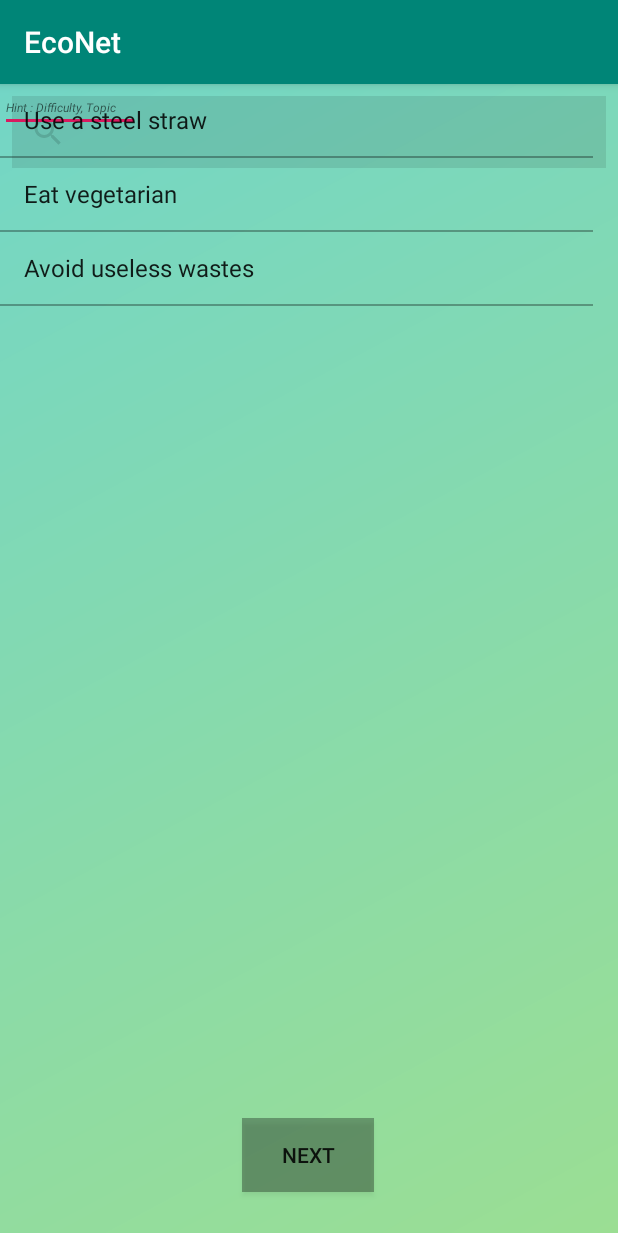
After one commit to marianamatias/EcoNet, an Android app: the AddTaskSearch screen opened directly, with no data from a screen before it, on a phone screen of 412 x 824 dp. The commit adds this screen. Shown: the top 1233 px of the screen. Run offline under Robolectric (Android 15) with nearby library versions, the phone set to English and light mode, and no system bars.

Commit message:
Edit add task

```diff
--- /dev/null
+++ b/app/src/main/java/edu/gatech/econet/AddTaskSearch.java
@@ -0,0 +1,72 @@
+package edu.gatech.econet;
+
+import android.content.Intent;
+import android.support.v7.app.AppCompatActivity;
+import android.os.Bundle;
+import android.view.View;
+import android.widget.AdapterView;
+import android.widget.ArrayAdapter;
+import android.widget.Button;
+import android.widget.EditText;
+import android.widget.ListView;
+import android.widget.SearchView;
+import android.widget.TextView;
+import android.widget.Toast;
+
+import org.w3c.dom.Text;
+
+import java.util.ListResourceBundle;
+
+import static android.view.View.VISIBLE;
+
+public class AddTaskSearch extends AppCompatActivity {
+    SearchView searchView;
+    ListView listTasks;
+    EditText hint;
+    Button button;
+    // Hard coded listview to get to use the bundle and retrieve information to next activity
+    String proposedTasks[] = new String [] {"Use a steel straw","Eat vegetarian","Avoid useless wastes"};
+
+    public void show(View view){
+        listTasks.setVisibility(View.VISIBLE);
+
+    }
+    @Override
+    protected void onCreate(Bundle savedInstanceState) {
+        super.onCreate(savedInstanceState);
+        setContentView(R.layout.activity_add_task_search);
+        hint = (EditText) findViewById(R.id.hintSearch);
+        listTasks = (ListView) findViewById(R.id.listFound);
+        searchView = (SearchView) findViewById(R.id.tasksearch);
+        button = (Button) findViewById(R.id.nextAct);
+        ArrayAdapter<String> adapter=new ArrayAdapter<String>(this,android.R.layout.simple_list_item_1,proposedTasks);
+        listTasks.setAdapter(adapter);
+        listTasks.setOnItemClickListener(new AdapterView.OnItemClickListener() {
+            @Override
+            public void onItemClick(AdapterView<?> adapterView, View view, int position, long is) {
+                //Toast.makeText(AddTaskSearch.this,proposedTasks[position],Toast.LENGTH_SHORT).show();
+                OpenNewActivityWithParam(proposedTasks[position]);
+            }
+        });
+        button.setOnClickListener(new View.OnClickListener() {
+            @Override
+            public void onClick(View view) {
+                OpenNewActivity();
+            }
+        });
+    }
+    private void OpenNewActivity(){
+        Intent intent = new Intent(this, ParamNewTask.class);
+        startActivity(intent);
+    }
+    private void OpenNewActivityWithParam(String data1){
+        Intent intent = new Intent(this, ParamNewTask.class);
+        Bundle bundle = new Bundle();
+        bundle.putString("firstData",data1);
+        intent.putExtras(bundle);
+        //intent.putExtra("firstData",data1);
+        //intent.putExtra("secondData",data2);
+        startActivity(intent);
+    }
+
+}
--- /dev/null
+++ b/app/src/main/res/layout/activity_add_task_search.xml
@@ -0,0 +1,62 @@
+<?xml version="1.0" encoding="utf-8"?>
+<android.support.constraint.ConstraintLayout xmlns:android="http://schemas.android.com/apk/res/android"
+    xmlns:app="http://schemas.android.com/apk/res-auto"
+    xmlns:tools="http://schemas.android.com/tools"
+    android:layout_width="match_parent"
+    android:layout_height="match_parent"
+    android:background="@drawable/gradient_bg"
+    tools:context=".AddTaskSearch">
+
+    <SearchView
+        android:id="@+id/tasksearch"
+        android:layout_width="0dp"
+        android:layout_height="@android:dimen/app_icon_size"
+        android:layout_marginStart="8dp"
+        android:layout_marginTop="8dp"
+        android:layout_marginEnd="8dp"
+        android:alpha="0.3"
+        android:onClick="show"
+        android:background="@color/darkGreyTransparent"
+        app:layout_constraintEnd_toEndOf="parent"
+        app:layout_constraintStart_toStartOf="parent"
+        app:layout_constraintTop_toTopOf="parent" />
+
+    <EditText
+        android:id="@+id/hintSearch"
+        android:layout_width="wrap_content"
+        android:layout_height="wrap_content"
+        android:ems="10"
+        android:hint="Hint : Difficulty, Topic"
+        android:inputType="textPersonName"
+        android:textSize="8sp"
+        android:textStyle="italic"
+        tools:layout_editor_absoluteX="8dp"
+        tools:layout_editor_absoluteY="56dp" />
+
+    <ListView
+        android:id="@+id/listFound"
+        android:layout_width="395dp"
+        android:layout_height="627dp"
+        android:divider="@color/darkGreyTransparent"
+        android:dividerHeight="2px"
+        tools:layout_editor_absoluteX="8dp"
+        tools:layout_editor_absoluteY="96dp" />
+
+    <Button
+        android:id="@+id/nextAct"
+        android:layout_width="wrap_content"
+        android:layout_height="49dp"
+        android:layout_marginStart="8dp"
+        android:layout_marginTop="8dp"
+        android:layout_marginEnd="8dp"
+        android:layout_marginBottom="8dp"
+        android:text="NEXT"
+        android:background="@color/darkGreyTransparent"
+
+        app:layout_constraintBottom_toBottomOf="parent"
+        app:layout_constraintEnd_toEndOf="parent"
+        app:layout_constraintHorizontal_bias="0.498"
+        app:layout_constraintStart_toStartOf="parent"
+        app:layout_constraintTop_toTopOf="@+id/tasksearch"
+        app:layout_constraintVertical_bias="0.969" />
+</android.support.constraint.ConstraintLayout>
--- a/app/src/main/res/values/colors.xml
+++ b/app/src/main/res/values/colors.xml
@@ -11,4 +11,5 @@
     <color name="lightGreyTransparent">#20000000</color>
     <color name="darkGreyTransparent">#50000000</color>
 
+
 </resources>
```
Also changed, not shown: app/src/main/AndroidManifest.xml (+3 -4 lines), app/src/main/java/edu/gatech/econet/ParamNewTask.java (added, +74 -0 lines), app/src/main/java/edu/gatech/econet/habitTracker.java (+7 -0 lines), app/src/main/res/layout/activity_param_new_task.xml (added, +87 -0 lines), app/build.gradle (line endings or trailing spaces).
